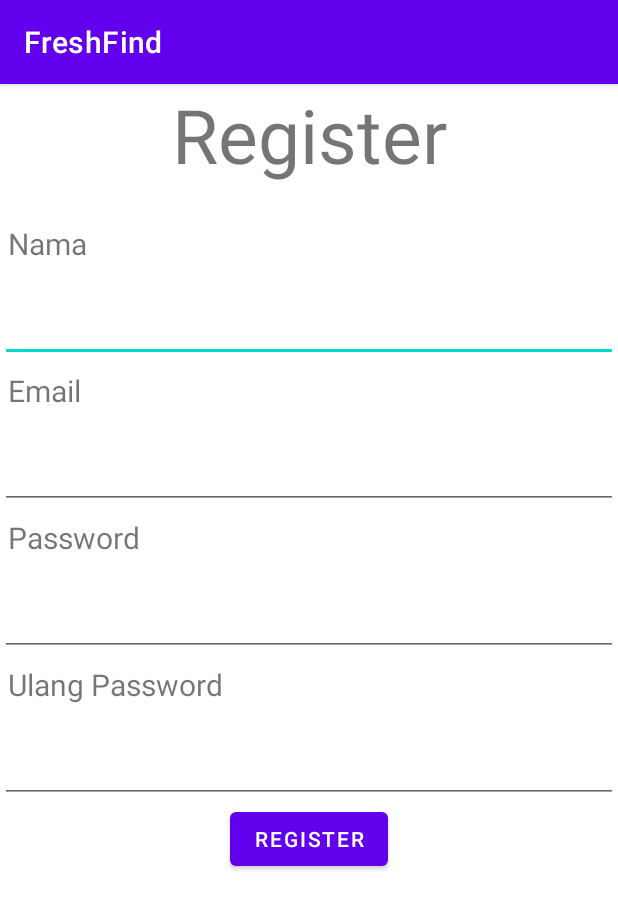
After one commit to MuhammadMiqdad/FreshFind_Android, an Android app: the RegisterActivity screen opened directly, with no data from a screen before it, on a phone screen of 412 x 824 dp. The commit adds this screen. Shown: the top 909 px of the screen. Run offline under Robolectric (Android 15) with nearby library versions, the phone set to English and light mode, and no system bars.

Commit message:
menambahkan login register

```diff
--- /dev/null
+++ b/app/src/main/java/com/dicoding/freshfind/ui/register/RegisterActivity.kt
@@ -0,0 +1,21 @@
+package com.dicoding.freshfind.ui.register
+
+import android.os.Bundle
+import androidx.activity.enableEdgeToEdge
+import androidx.appcompat.app.AppCompatActivity
+import androidx.core.view.ViewCompat
+import androidx.core.view.WindowInsetsCompat
+import com.dicoding.freshfind.R
+
+class RegisterActivity : AppCompatActivity() {
+    override fun onCreate(savedInstanceState: Bundle?) {
+        super.onCreate(savedInstanceState)
+        enableEdgeToEdge()
+        setContentView(R.layout.activity_register)
+        ViewCompat.setOnApplyWindowInsetsListener(findViewById(R.id.main)) { v, insets ->
+            val systemBars = insets.getInsets(WindowInsetsCompat.Type.systemBars())
+            v.setPadding(systemBars.left, systemBars.top, systemBars.right, systemBars.bottom)
+            insets
+        }
+    }
+}
--- /dev/null
+++ b/app/src/main/res/layout/activity_register.xml
@@ -0,0 +1,78 @@
+<?xml version="1.0" encoding="utf-8"?>
+<LinearLayout xmlns:android="http://schemas.android.com/apk/res/android"
+    xmlns:app="http://schemas.android.com/apk/res-auto"
+    xmlns:tools="http://schemas.android.com/tools"
+    android:id="@+id/main"
+    android:layout_width="match_parent"
+    android:layout_height="match_parent"
+    android:orientation="vertical"
+    tools:context=".ui.register.RegisterActivity">
+
+    <TextView
+        android:layout_width="match_parent"
+        android:layout_height="wrap_content"
+        android:id="@+id/login_title"
+        android:textSize="50sp"
+        android:textAlignment="center"
+        android:layout_marginBottom="20dp"
+        android:text="Register"/>
+
+    <TextView
+        android:layout_width="match_parent"
+        android:layout_height="wrap_content"
+        android:id="@+id/tv_nama"
+        android:textSize="20sp"
+        android:layout_margin="5dp"
+        android:text="Nama" />
+
+    <EditText
+        android:layout_width="match_parent"
+        android:layout_height="60dp"
+        android:id="@+id/edt_nama" />
+
+    <TextView
+        android:layout_width="match_parent"
+        android:layout_height="wrap_content"
+        android:id="@+id/tv_email"
+        android:textSize="20sp"
+        android:layout_margin="5dp"
+        android:text="Email" />
+
+    <EditText
+        android:layout_width="match_parent"
+        android:layout_height="60dp"
+        android:id="@+id/edt_email" />
+
+    <TextView
+        android:layout_width="match_parent"
+        android:layout_height="wrap_content"
+        android:id="@+id/tv_password"
+        android:textSize="20sp"
+        android:layout_margin="5dp"
+        android:text="Password" />
+
+    <EditText
+        android:layout_width="match_parent"
+        android:layout_height="60dp"
+        android:id="@+id/edt_password" />
+
+    <TextView
+        android:layout_width="match_parent"
+        android:layout_height="wrap_content"
+        android:id="@+id/tv_password_ulang"
+        android:textSize="20sp"
+        android:layout_margin="5dp"
+        android:text="Ulang Password" />
+
+    <EditText
+        android:layout_width="match_parent"
+        android:layout_height="60dp"
+        android:id="@+id/edt_password_ulang" />
+
+    <Button
+        android:layout_width="wrap_content"
+        android:layout_height="wrap_content"
+        android:layout_gravity="center_horizontal"
+        android:id="@+id/btn_login"
+        android:text="Register" />
+</LinearLayout>
--- a/app/src/main/res/values/strings.xml
+++ b/app/src/main/res/values/strings.xml
@@ -3,4 +3,7 @@
     <string name="title_home">Home</string>
     <string name="title_favorite">Favorite</string>
     <string name="title_transaction">History</string>
+    <!-- TODO: Remove or change this placeholder text -->
+    <string name="hello_blank_fragment">Tes fragment buah</string>
+    <string name="tv_login_title">Login</string>
 </resources>
```
Also changed, not shown: app/src/main/AndroidManifest.xml (+12 -0 lines), app/src/main/java/com/dicoding/freshfind/ui/FruitFragment.kt (added, +60 -0 lines), app/src/main/java/com/dicoding/freshfind/ui/login/LoginActivity.kt (added, +38 -0 lines), app/src/main/res/layout/activity_login.xml (added, +61 -0 lines), app/src/main/res/layout/fragment_fruit.xml (added, +14 -0 lines).
